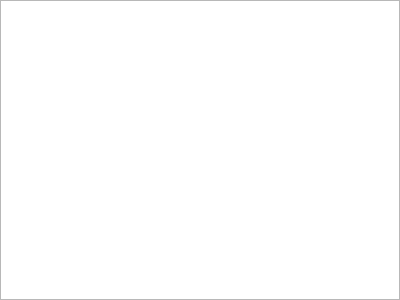
Old version of the form Forms/VocabularyGroupsWidget.ui in the repository iatanasov77/qvocabulary.
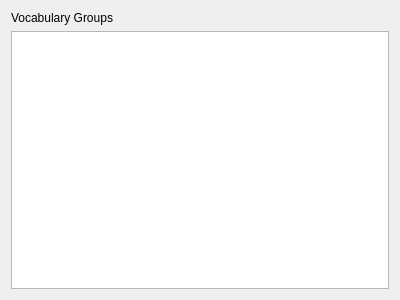
New version of the form.

Commit message: Search Vocabulary Feature

The edit to the form file:
```diff
--- a/Forms/VocabularyGroupsWidget.ui
+++ b/Forms/VocabularyGroupsWidget.ui
@@ -14,21 +14,13 @@
    <string>Frame</string>
   </property>
   <layout class="QVBoxLayout" name="verticalLayout">
-   <property name="spacing">
-    <number>0</number>
-   </property>
-   <property name="leftMargin">
-    <number>0</number>
-   </property>
-   <property name="topMargin">
-    <number>0</number>
-   </property>
-   <property name="rightMargin">
-    <number>0</number>
-   </property>
-   <property name="bottomMargin">
-    <number>0</number>
-   </property>
+   <item>
+    <widget class="QLabel" name="label">
+     <property name="text">
+      <string>Vocabulary Groups</string>
+     </property>
+    </widget>
+   </item>
    <item>
     <widget class="QListView" name="listView"/>
    </item>
```
The commit also changes 3 other files.
